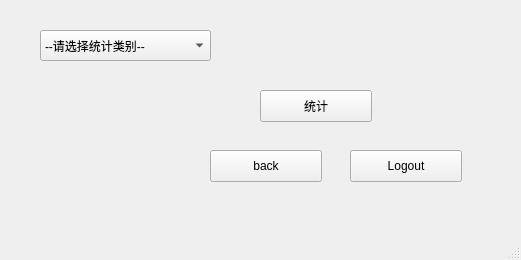
Old version of the form View/RootStatisticWindow.ui in the repository drkying/ruanshe3.
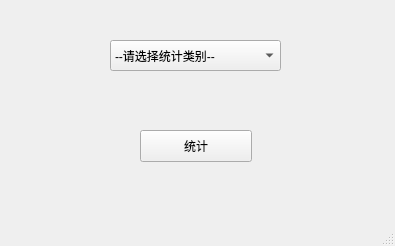
New version of the form. Icons and pictures are not drawn.

Patch:
```diff
--- a/View/RootStatisticWindow.ui
+++ b/View/RootStatisticWindow.ui
@@ -6,8 +6,8 @@
    <rect>
     <x>0</x>
     <y>0</y>
-    <width>521</width>
-    <height>260</height>
+    <width>395</width>
+    <height>246</height>
    </rect>
   </property>
   <property name="windowTitle">
@@ -17,8 +17,8 @@
    <widget class="QComboBox" name="comboBox">
     <property name="geometry">
      <rect>
-      <x>40</x>
-      <y>30</y>
+      <x>110</x>
+      <y>40</y>
       <width>171</width>
       <height>31</height>
      </rect>
@@ -52,32 +52,11 @@
      </property>
     </item>
    </widget>
-   <widget class="QPushButton" name="pushButton_logout">
-    <property name="geometry">
-     <rect>
-      <x>350</x>
-      <y>150</y>
-      <width>112</width>
-      <height>32</height>
-     </rect>
-    </property>
-    <property name="focusPolicy">
-     <enum>Qt::StrongFocus</enum>
-    </property>
-    <property name="text">
-     <string>Logout</string>
-    </property>
-    <property name="icon">
-     <iconset>
-      <disabledoff>:/icon/log-out.png</disabledoff>
-     </iconset>
-    </property>
-   </widget>
    <widget class="QPushButton" name="pushButton_statistic">
     <property name="geometry">
      <rect>
-      <x>260</x>
-      <y>90</y>
+      <x>140</x>
+      <y>130</y>
       <width>112</width>
       <height>32</height>
      </rect>
@@ -97,27 +76,6 @@
      <string>Return</string>
     </property>
    </widget>
-   <widget class="QPushButton" name="pushButton_back">
-    <property name="geometry">
-     <rect>
-      <x>210</x>
-      <y>150</y>
-      <width>112</width>
-      <height>32</height>
-     </rect>
-    </property>
-    <property name="focusPolicy">
-     <enum>Qt::StrongFocus</enum>
-    </property>
-    <property name="text">
-     <string>back</string>
-    </property>
-    <property name="icon">
-     <iconset>
-      <disabledoff>:/icon/back.png</disabledoff>
-     </iconset>
-    </property>
-   </widget>
   </widget>
   <widget class="QMenuBar" name="menubar">
    <property name="geometry">
```
Left out of the diff: 2 changed lines with no effect on the pictures.
